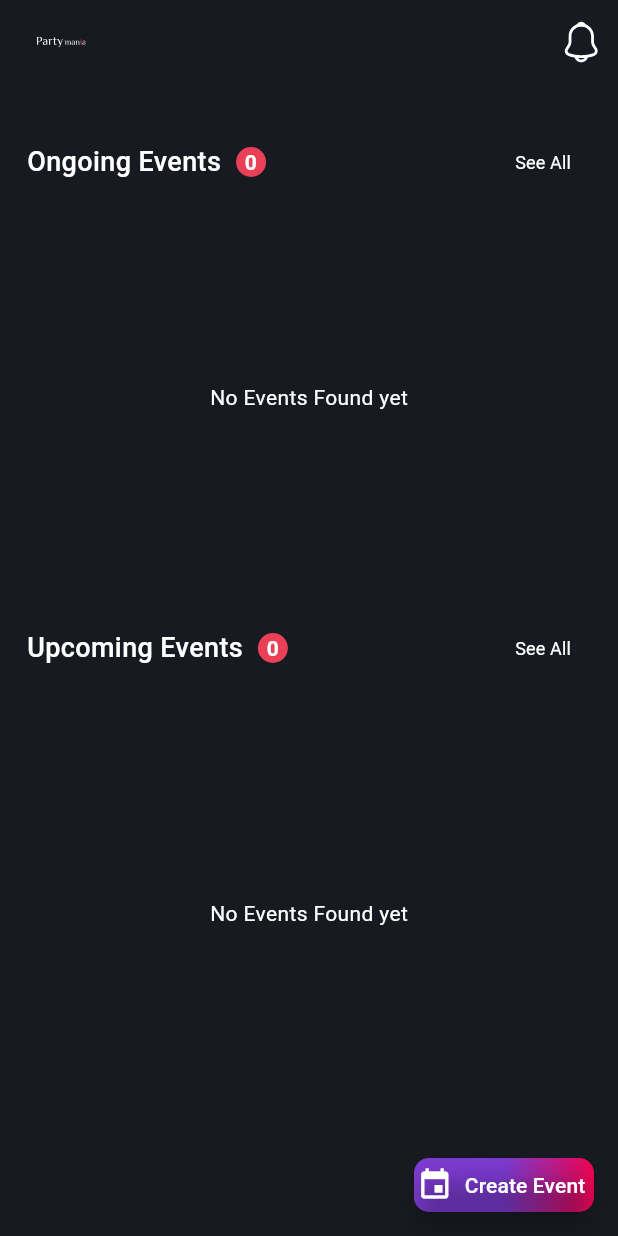
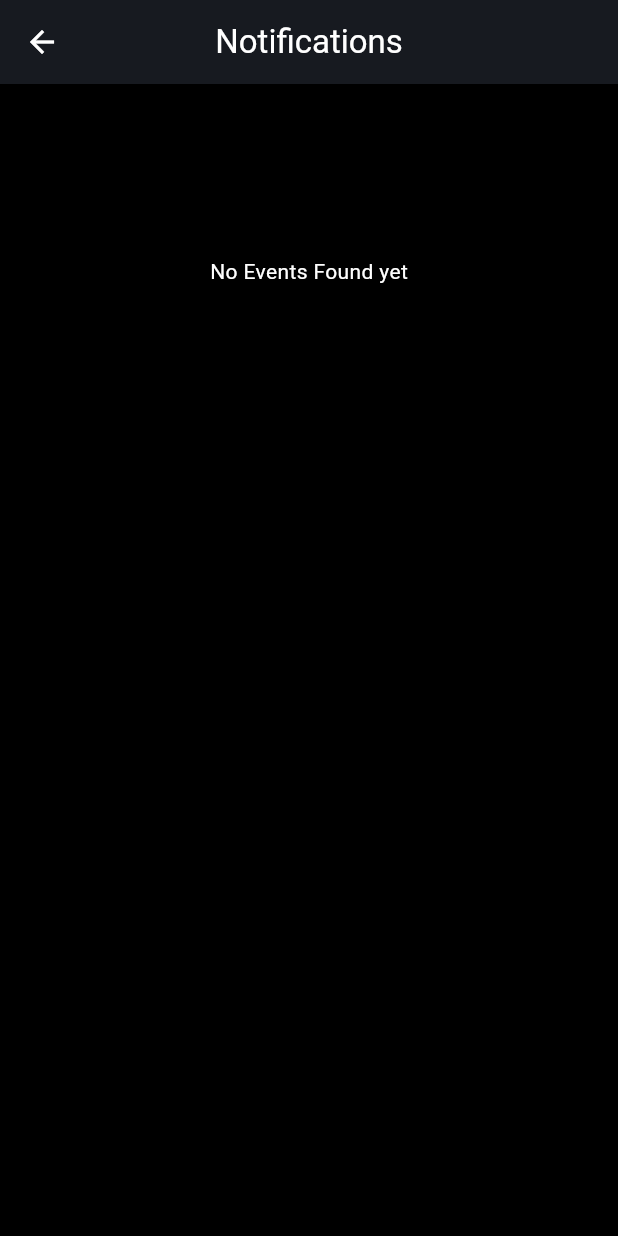
Before and after one commit to fwdAndroid/partymania_owners, a Flutter app: the HomePage screen opened directly, after a tap on an icon or button, on a phone screen of 412 x 824 dp. Run offline on Flutter 3.47's test engine with Material 2 defaults, Android fonts, the phone set to English and light mode, and no system bars; our stand-ins replace cloud_firestore, country_code_picker, firebase_auth, firebase_core, firebase_storage, flutter_rating_bar and 5 more; missing offline and left inert: country_picker_plus, image_network, mobile_scanner, scanning_effect; accounts and stored records are empty.

Commit message:
Notifications

```diff
--- a/lib/screens/dashboard/home_page.dart
+++ b/lib/screens/dashboard/home_page.dart
@@ -6,6 +6,7 @@ import 'package:partymania_owners/screens/dashboard/widgets/home_grid_widget.dar
 import 'package:partymania_owners/screens/dashboard/widgets/home_list_view_widget.dart';
 import 'package:partymania_owners/screens/details/create_new_event.dart';
 import 'package:partymania_owners/screens/event_near_by_frame.dart';
+import 'package:partymania_owners/screens/notification/notification_page.dart';
 
 import 'package:partymania_owners/utils/colors.dart';
 
@@ -53,10 +54,8 @@ class _HomePageState extends State<HomePage> {
         actions: [
           InkWell(
             onTap: () {
-              // Navigator.push(
-              //     context,
-              //     MaterialPageRoute(
-              //         builder: (builder) => EventNearByYourFrame()));
+              Navigator.push(context,
+                  MaterialPageRoute(builder: (builder) => NotificationPage()));
             },
             child: Padding(
               padding: const EdgeInsets.all(8.0),
--- a/lib/screens/main_dashboard.dart
+++ b/lib/screens/main_dashboard.dart
@@ -6,6 +6,7 @@ import 'package:partymania_owners/screens/dashboard/profile_page.dart';
 import 'package:partymania_owners/screens/dashboard/scan_page.dart';
 import 'package:partymania_owners/utils/colors.dart';
 
+// ignore: must_be_immutable
 class MainScreen extends StatefulWidget {
   User? user;
   MainScreen({required this.user});
--- /dev/null
+++ b/lib/screens/notification/notification_page.dart
@@ -0,0 +1,29 @@
+import 'package:flutter/material.dart';
+import 'package:partymania_owners/screens/dashboard/widgets/home_list_view_widget.dart';
+import 'package:partymania_owners/utils/colors.dart';
+
+class NotificationPage extends StatefulWidget {
+  const NotificationPage({super.key});
+
+  @override
+  State<NotificationPage> createState() => _NotificationPageState();
+}
+
+class _NotificationPageState extends State<NotificationPage> {
+  @override
+  Widget build(BuildContext context) {
+    return Scaffold(
+      appBar: AppBar(
+        iconTheme: IconThemeData(color: Colors.white),
+        backgroundColor: backgroundColor,
+        title: Text(
+          "Notifications",
+          style: TextStyle(color: Colors.white),
+        ),
+        centerTitle: true,
+      ),
+      backgroundColor: colorBlack,
+      body: HomeListViewWidget(),
+    );
+  }
+}
```
